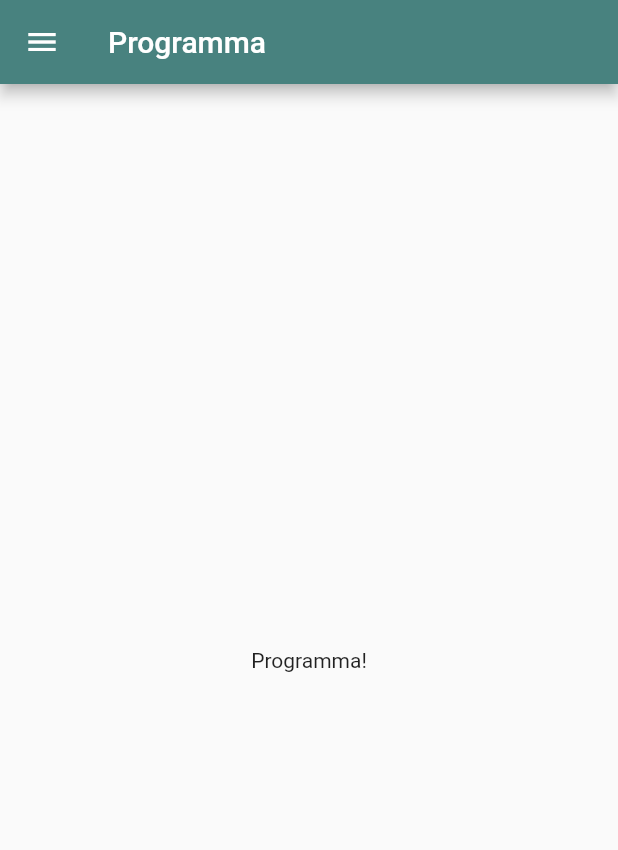
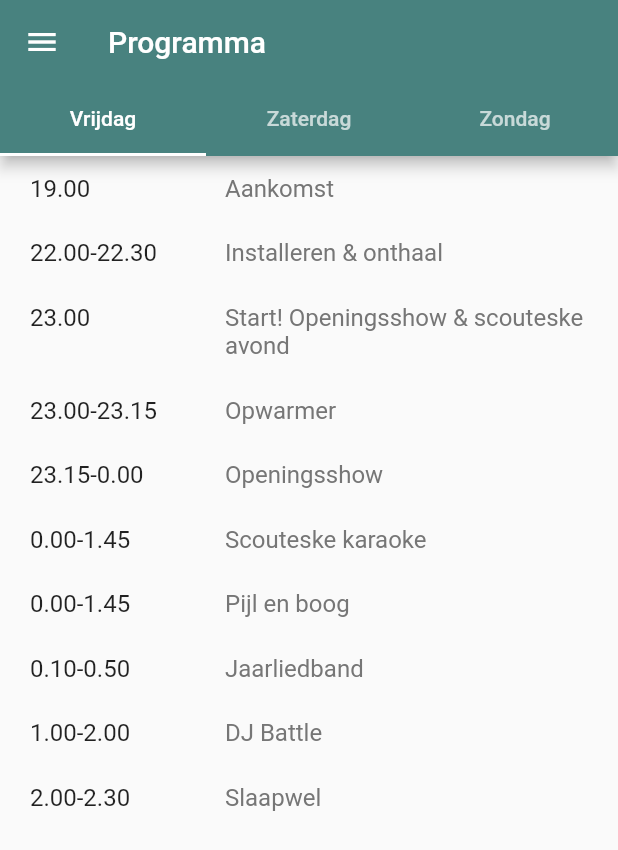
Before and after one commit to ScoutsGidsenVL/ho-gids-2022, a Flutter app: the Programma screen opened by its route, on a phone screen of 412 x 824 dp. Shown: the top 850 px of the screen. Run offline on Flutter 3.47's test engine with Material 2 defaults, Android fonts, the light colour scheme and no system bars.

Commit message:
Add programma

```diff
--- a/lib/widgets/programma.dart
+++ b/lib/widgets/programma.dart
@@ -6,14 +6,95 @@ class Programma extends StatelessWidget {
 
   @override
   Widget build(BuildContext context) {
-    return Scaffold(
-      appBar: AppBar(
-        title: const Text('Programma'),
-      ),
-      drawer: const NavDrawer(),
-      body: const Center(
-        child: Text('Programma!'),
-      ),
-    );
+    return DefaultTabController(
+        length: 3,
+        child: Scaffold(
+            appBar: AppBar(
+              title: const Text('Programma'),
+              bottom: const TabBar(tabs: [
+                Tab(text: 'Vrijdag'),
+                Tab(text: 'Zaterdag'),
+                Tab(text: 'Zondag'),
+              ]),
+            ),
+            drawer: const NavDrawer(),
+            body: TabBarView(
+              children: [
+                ListView(children: [
+                  Table(columnWidths: const <int, TableColumnWidth>{
+                    0: FixedColumnWidth(130),
+                    1: FlexColumnWidth(),
+                  }, children: <TableRow>[
+                    item(time: '19.00', name: 'Aankomst'),
+                    item(time: '22.00-22.30', name: 'Installeren & onthaal'),
+                    item(
+                        time: '23.00',
+                        name: 'Start! Openingsshow & scouteske avond'),
+                    item(time: '23.00-23.15', name: 'Opwarmer'),
+                    item(time: '23.15-0.00', name: 'Openingsshow'),
+                    item(time: '0.00-1.45', name: 'Scouteske karaoke'),
+                    item(time: '0.00-1.45', name: 'Pijl en boog'),
+                    item(time: '0.10-0.50', name: 'Jaarliedband'),
+                    item(time: '1.00-2.00', name: 'DJ Battle'),
+                    item(time: '2.00-2.30', name: 'Slaapwel'),
+                  ])
+                ]),
+                ListView(children: [
+                  Table(columnWidths: const <int, TableColumnWidth>{
+                    0: FixedColumnWidth(130),
+                    1: FlexColumnWidth(),
+                  }, children: <TableRow>[
+                    item(time: '8.30-9.30', name: 'Opstaan & ontbijten'),
+                    item(
+                        time: '10.00-13.00',
+                        name: 'Goesting in inspiratie & goesting in actie'),
+                    item(
+                        time: '13.00-15.00',
+                        name: 'Eten & show op de grote grond'),
+                    item(
+                        time: '15.00-18.00', name: 'Marktje op de grote grond'),
+                    item(
+                        time: '18.00-22.00',
+                        name: 'District/gouwmoment & eten op de gouwgrond'),
+                    item(time: '23.00-23.40', name: 'Winnaar DJ Battle'),
+                    item(time: '23.15-1.45', name: 'Scouteske karaoke'),
+                    item(time: '23.15-0.15', name: 'The Attic'),
+                    item(time: '23.50-0.50', name: 'Simon Collective'),
+                    item(time: '00.45-1.45', name: 'Nancy\'s Neighbours'),
+                    item(time: '1.00-2.00', name: 'DJ Alles Kapot'),
+                    item(time: '2.00-2.30', name: 'Slaapwel'),
+                  ])
+                ]),
+                ListView(children: [
+                  Table(columnWidths: const <int, TableColumnWidth>{
+                    0: FixedColumnWidth(130),
+                    1: FlexColumnWidth(),
+                  }, children: <TableRow>[
+                    item(time: '8.30-9.30', name: 'Opstaan & ontbijten'),
+                    item(time: '9.30-11.00', name: 'Opruimen & afbraak'),
+                    item(
+                        time: '11.30-12.30',
+                        name: 'Verrassingsact vol goesting'),
+                    item(time: '12.30-13.00', name: 'Lunch op de grote grond'),
+                    item(time: '13.00', name: 'Einde HO'),
+                  ]),
+                ]),
+              ],
+            )));
   }
 }
+
+TableRow item({required String time, required String name}) {
+  return TableRow(children: [
+    Container(
+      padding: const EdgeInsets.symmetric(vertical: 12, horizontal: 20),
+      child: Text(time, style: const TextStyle(fontSize: 16)),
+    ),
+    Container(
+      padding: const EdgeInsets.symmetric(vertical: 12, horizontal: 20),
+      child: Text(name,
+          style: const TextStyle(
+              fontSize: 16, color: Color.fromARGB(255, 118, 118, 118))),
+    ),
+  ]);
+}
```
